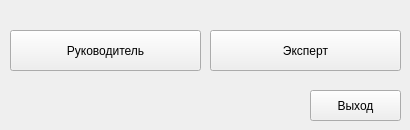
Before: the Qt Designer form Authorization.ui in arbuzov751/Gui_for_diplom, drawn with Qt 5.
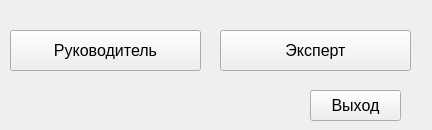
After: the same form once the commit is applied.

```diff
--- a/Authorization.ui
+++ b/Authorization.ui
@@ -6,21 +6,15 @@
    <rect>
     <x>0</x>
     <y>0</y>
-    <width>410</width>
+    <width>432</width>
     <height>130</height>
    </rect>
   </property>
-  <property name="minimumSize">
-   <size>
-    <width>410</width>
-    <height>130</height>
-   </size>
-  </property>
-  <property name="maximumSize">
-   <size>
-    <width>410</width>
-    <height>130</height>
-   </size>
+  <property name="font">
+   <font>
+    <family>Arial</family>
+    <pointsize>12</pointsize>
+   </font>
   </property>
   <property name="windowTitle">
    <string>Авторизация</string>
@@ -42,7 +36,7 @@
    <widget class="QPushButton" name="pushButton_expert">
     <property name="geometry">
      <rect>
-      <x>210</x>
+      <x>220</x>
       <y>30</y>
       <width>191</width>
       <height>41</height>
```
